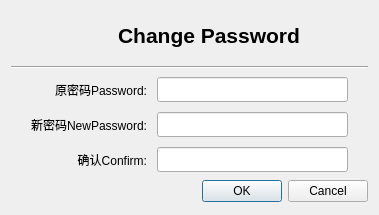
This is Ui/FormChangePassword.ui in golden7602/zion as Qt 5 draws it before an edit. The edited form follows.
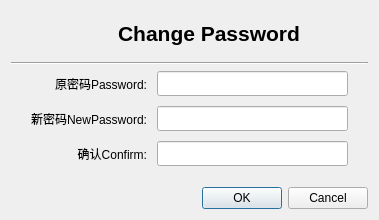
This is the edited form. Icons and pictures are not drawn.

Patch:
```diff
--- a/Ui/FormChangePassword.ui
+++ b/Ui/FormChangePassword.ui
@@ -10,19 +10,19 @@
     <x>0</x>
     <y>0</y>
     <width>379</width>
-    <height>215</height>
+    <height>220</height>
    </rect>
   </property>
   <property name="minimumSize">
    <size>
     <width>379</width>
-    <height>215</height>
+    <height>220</height>
    </size>
   </property>
   <property name="maximumSize">
    <size>
     <width>379</width>
-    <height>215</height>
+    <height>220</height>
    </size>
   </property>
   <property name="font">
@@ -174,6 +174,9 @@
          <height>25</height>
         </size>
        </property>
+       <property name="echoMode">
+        <enum>QLineEdit::Password</enum>
+       </property>
       </widget>
      </item>
      <item row="1" column="0">
@@ -223,10 +226,26 @@
          <height>25</height>
         </size>
        </property>
+       <property name="echoMode">
+        <enum>QLineEdit::Password</enum>
+       </property>
       </widget>
      </item>
     </layout>
    </item>
+   <item>
+    <spacer name="verticalSpacer">
+     <property name="orientation">
+      <enum>Qt::Vertical</enum>
+     </property>
+     <property name="sizeHint" stdset="0">
+      <size>
+       <width>20</width>
+       <height>50</height>
+      </size>
+     </property>
+    </spacer>
+   </item>
    <item>
     <layout class="QHBoxLayout" name="horizontalLayout_2">
      <item>
```
